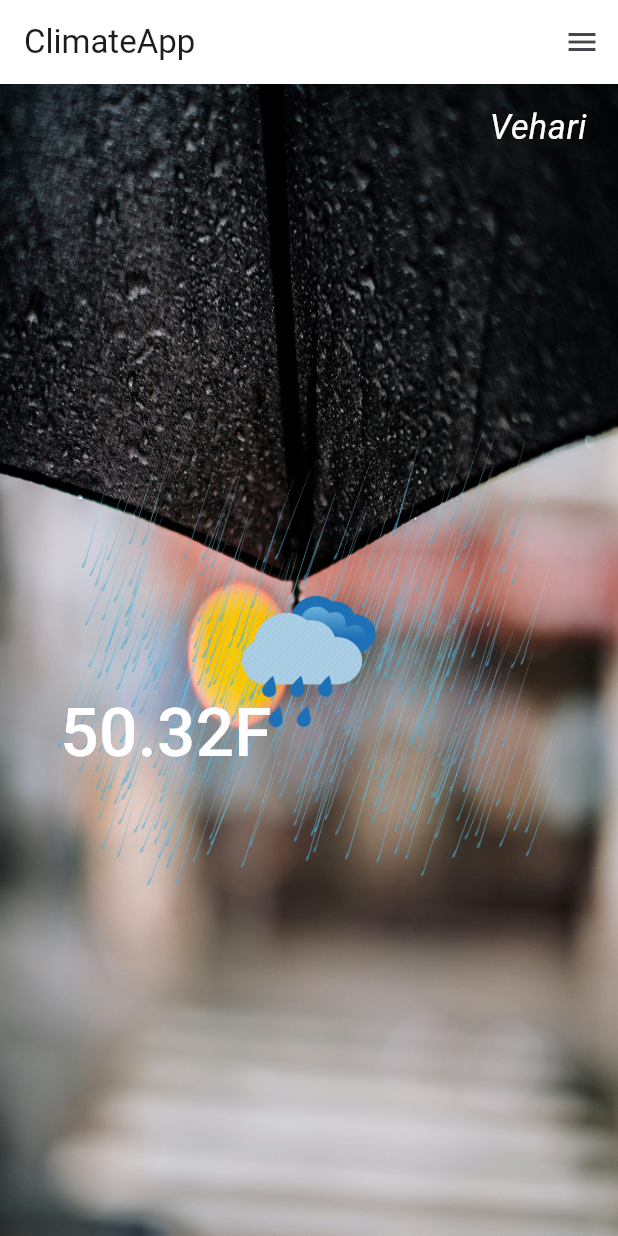
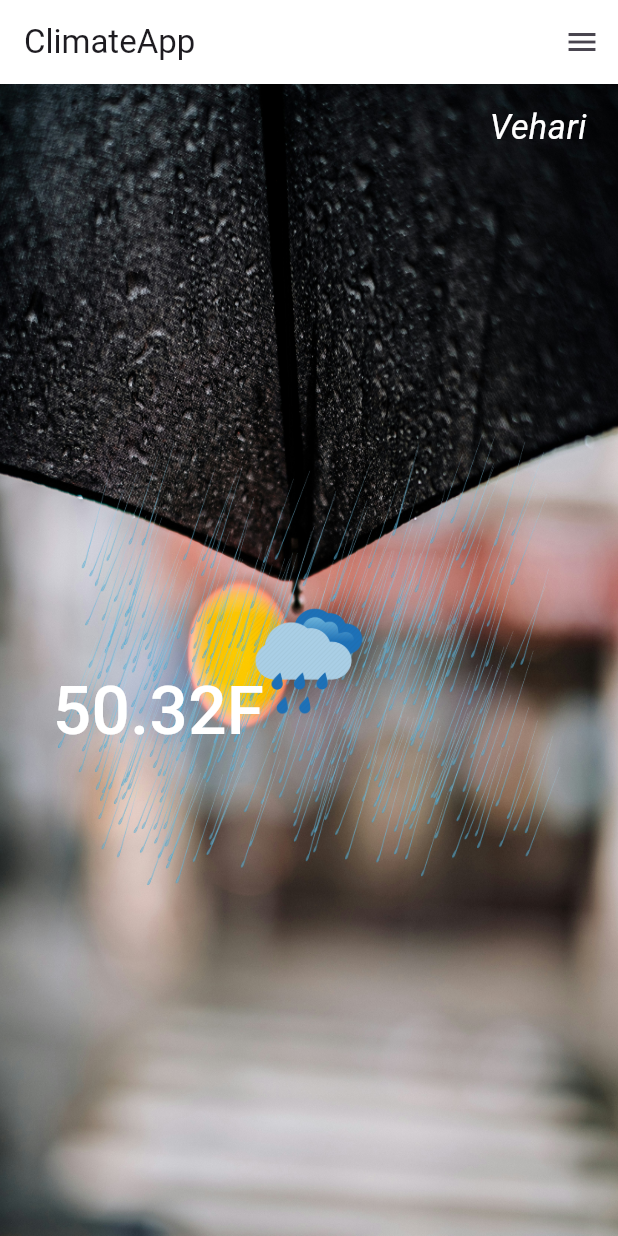
Before and after one commit to mabdula2004/Weather-App, a Flutter app: the screen it shows after launch, on a phone screen of 412 x 824 dp. Run offline on Flutter 3.47's test engine with Material 3 defaults, Android fonts, the phone set to English and light mode, and no system bars.

Commit message:
Weather App Part 7 | How to import API Key

```diff
--- a/lib/ui/ClimateFlile.dart
+++ b/lib/ui/ClimateFlile.dart
@@ -1,4 +1,5 @@
 import 'package:flutter/material.dart';
+import '../utils/ApiFlie.dart';
 
 class Climate extends StatefulWidget {
   const Climate({super.key});
@@ -45,12 +46,12 @@ class _ClimateState extends State<Climate> {
           ),
           Center(
             child: Image.asset('images/light_rain.png',
-              height:200 ,
-              width: 100,
+              height:100 ,
+              width: 80,
             ),
           ),
           Container(
-            margin: EdgeInsets.fromLTRB(40, 400, 0.0,0.0),
+            margin: EdgeInsets.fromLTRB(35, 385, 0.0,0.0),
             child: Text('50.32F',
             style: temStyle(),
             ),
--- /dev/null
+++ b/lib/utils/ApiFlie.dart
@@ -0,0 +1,3 @@
+
+final ApiId = 'e565529dfbb930f37047fd20fe2a8b36';
+ final DefaultCity ='Vehari';
```
